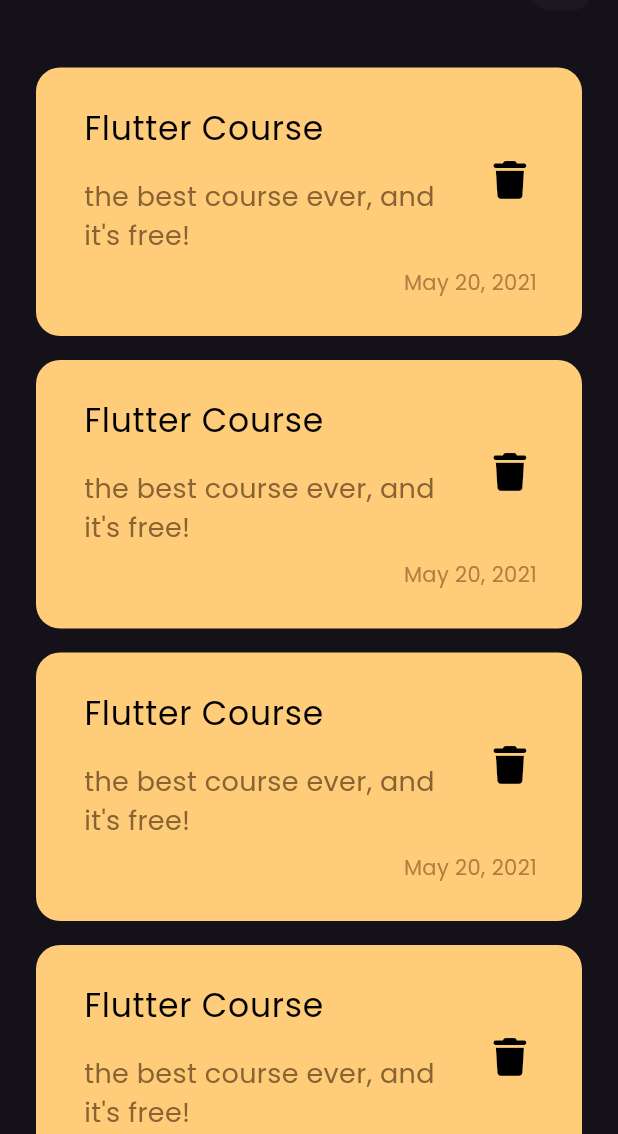
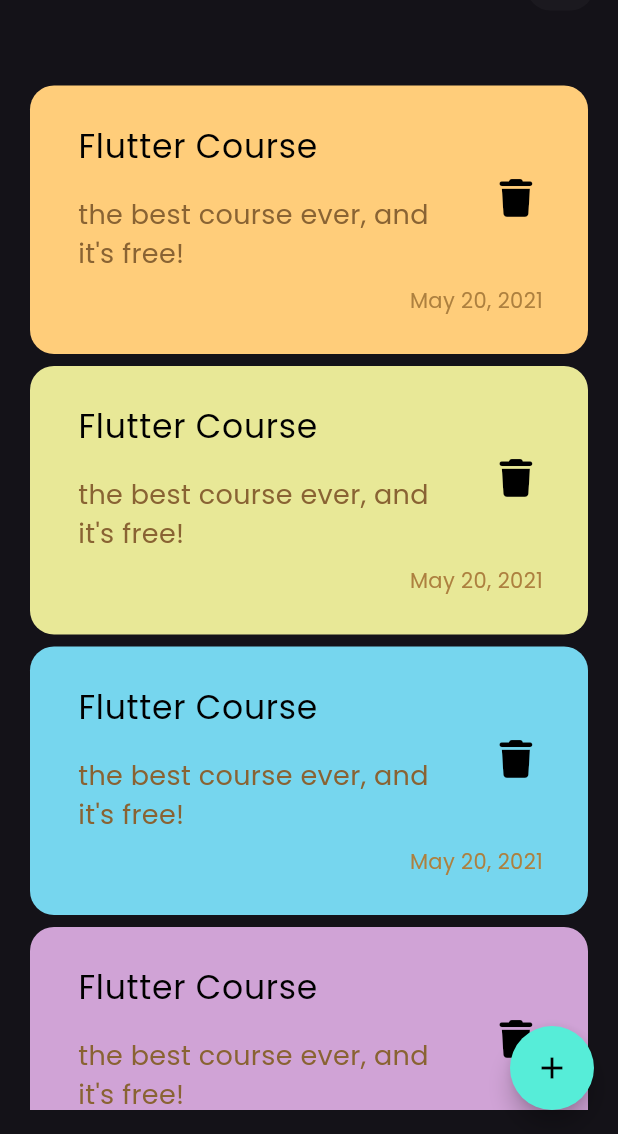
Before and after one commit to mooooo22/notes_app, a Flutter app: the screen it shows after launch, on a phone screen of 412 x 824 dp, the part 102-1236 px from its top. Run offline on Flutter 3.47's test engine with Material 3 defaults, Android fonts, the phone set to English and light mode, and no system bars; our stand-ins replace font_awesome_flutter, google_fonts.

Commit message:
Add floating action button to home view and update note card color

```diff
--- a/lib/views/home_view.dart
+++ b/lib/views/home_view.dart
@@ -1,4 +1,5 @@
 import 'package:flutter/material.dart';
+import 'package:flutter/widgets.dart';
 import 'package:notes_app/widgets/notes_view_body.dart';
 
 class MyHomePage extends StatelessWidget {
@@ -6,8 +7,14 @@ class MyHomePage extends StatelessWidget {
 
   @override
   Widget build(BuildContext context) {
-    return const Scaffold(
-      body: NotesViewBody(),
+    return Scaffold(
+      floatingActionButton: FloatingActionButton(
+        shape: const CircleBorder(),
+        backgroundColor: const Color(0xff56EDD8),
+        onPressed: () {},
+        child: const Icon(Icons.add, color: Colors.black),
+      ),
+      body: const NotesViewBody(),
     );
   }
 }
--- a/lib/widgets/custom_note_card.dart
+++ b/lib/widgets/custom_note_card.dart
@@ -3,14 +3,14 @@ import 'package:font_awesome_flutter/font_awesome_flutter.dart';
 import 'package:google_fonts/google_fonts.dart';
 
 class NoteTile extends StatelessWidget {
-  const NoteTile({super.key});
-
+  const NoteTile({super.key, required this.color});
+  final Color color;
   @override
   Widget build(BuildContext context) {
     return Container(
         padding: const EdgeInsets.only(left: 16, top: 16, bottom: 16),
         decoration: BoxDecoration(
-          color: const Color(0xffFFCD7A),
+          color: color,
           borderRadius: BorderRadius.circular(16),
         ),
         child: Column(
--- a/lib/widgets/notes_list_view.dart
+++ b/lib/widgets/notes_list_view.dart
@@ -4,17 +4,30 @@ import 'custom_note_card.dart';
 
 class NotesListView extends StatelessWidget {
   const NotesListView({super.key});
-
+  final List<Color> colorArray = const [
+    Color(0xFFFFCD7A),
+    Color(0xFFE8E897),
+    Color(0xFF76D6EE),
+    Color(0xFFD0A3D6),
+  ];
   @override
   Widget build(BuildContext context) {
-    return ListView.builder(
-      itemCount: 10,
-      itemBuilder: (context, index) {
-        return const Padding(
-          padding: EdgeInsets.all(8.0),
-          child: NoteTile(),
-        );
-      },
+    return Padding(
+      padding: const EdgeInsets.symmetric(vertical: 16),
+      child: ListView.builder(
+        padding: EdgeInsets.zero,
+        itemCount: 10,
+        itemBuilder: (context, index) {
+          return Padding(
+            padding: const EdgeInsets.all(4),
+            child: NoteTile(color: getColor(index)),
+          );
+        },
+      ),
     );
   }
+
+  Color getColor(int index) {
+    return colorArray[index % colorArray.length];
+  }
 }
```
